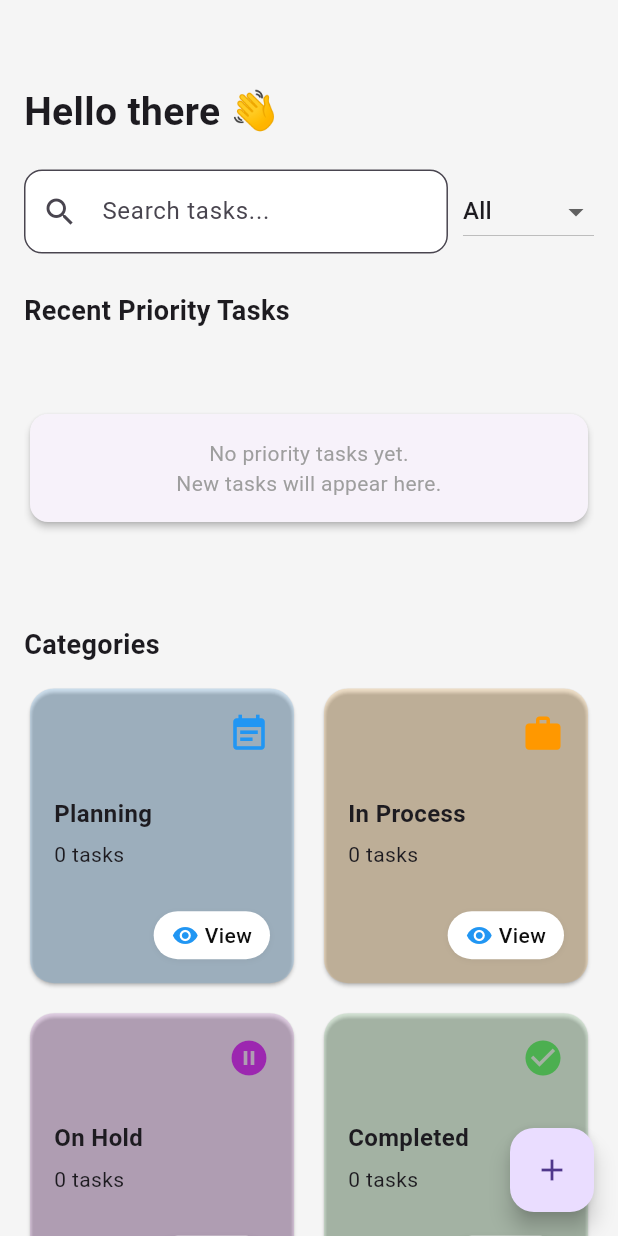
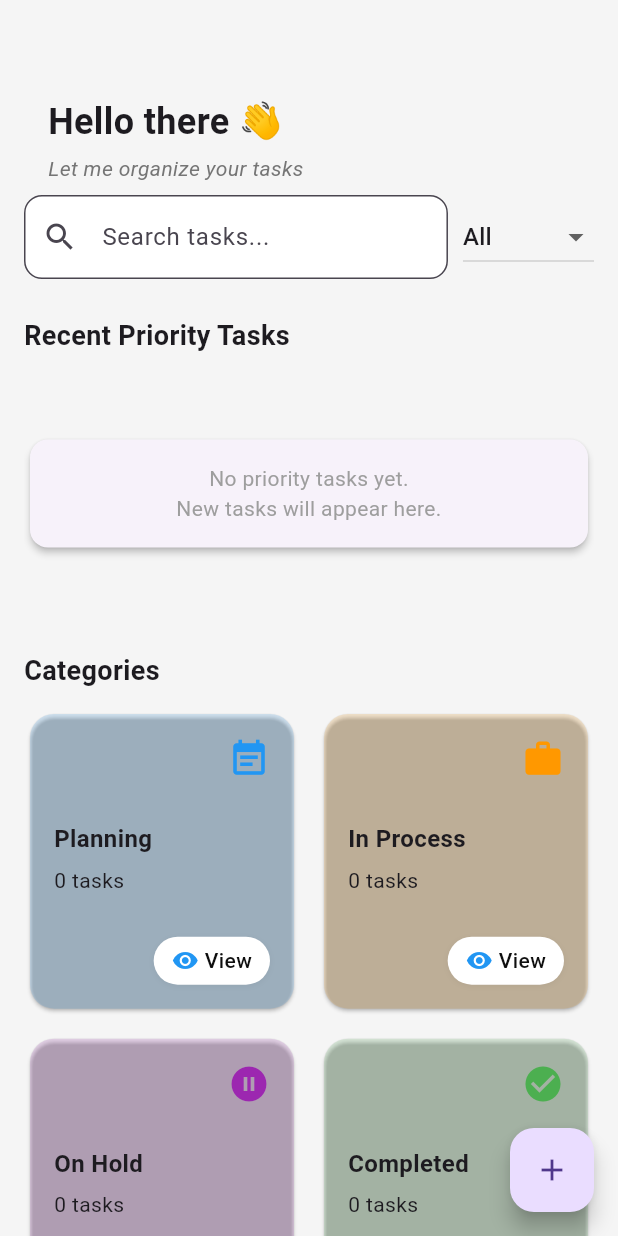
Before and after one commit to callmeCPU404/mi_task, a Flutter app: the Homescreen screen opened directly, on a phone screen of 412 x 824 dp. Run offline on Flutter 3.47's test engine with Material 3 defaults, Android fonts, the light colour scheme and no system bars; our stand-ins replace flutter_riverpod, hive, hive_flutter; accounts and stored records are empty.

Commit message:
Enhance greeting section in Homescreen: update text and styling for improved user experience

```diff
--- a/lib/screens/homescreen.dart
+++ b/lib/screens/homescreen.dart
@@ -443,11 +443,31 @@ class _HomescreenState extends ConsumerState<Homescreen> {
             crossAxisAlignment: CrossAxisAlignment.start,
             children: [
               // 🔹 Greeting
-              const Text(
-                "Hello there 👋",
-                style: TextStyle(fontSize: 26, fontWeight: FontWeight.bold),
-              ),
-              const SizedBox(height: 20),
+             // Greeting section
+Padding(
+  padding: const EdgeInsets.symmetric(horizontal: 16.0, vertical: 8.0),
+  child: Column(
+    crossAxisAlignment: CrossAxisAlignment.start,
+    children: [
+      Text(
+        "Hello there 👋",
+        style: TextStyle(
+          fontSize: 24,
+          fontWeight: FontWeight.bold,
+        ),
+      ),
+      SizedBox(height: 4),
+      Text(
+        "Let me organize your tasks",
+        style: TextStyle(
+          fontSize: 14,
+          fontStyle: FontStyle.italic,
+          color: Colors.grey[600],
+        ),
+      ),
+    ],
+  ),
+),
 
               // 🔹 Search + Filter row
               Row(
```
